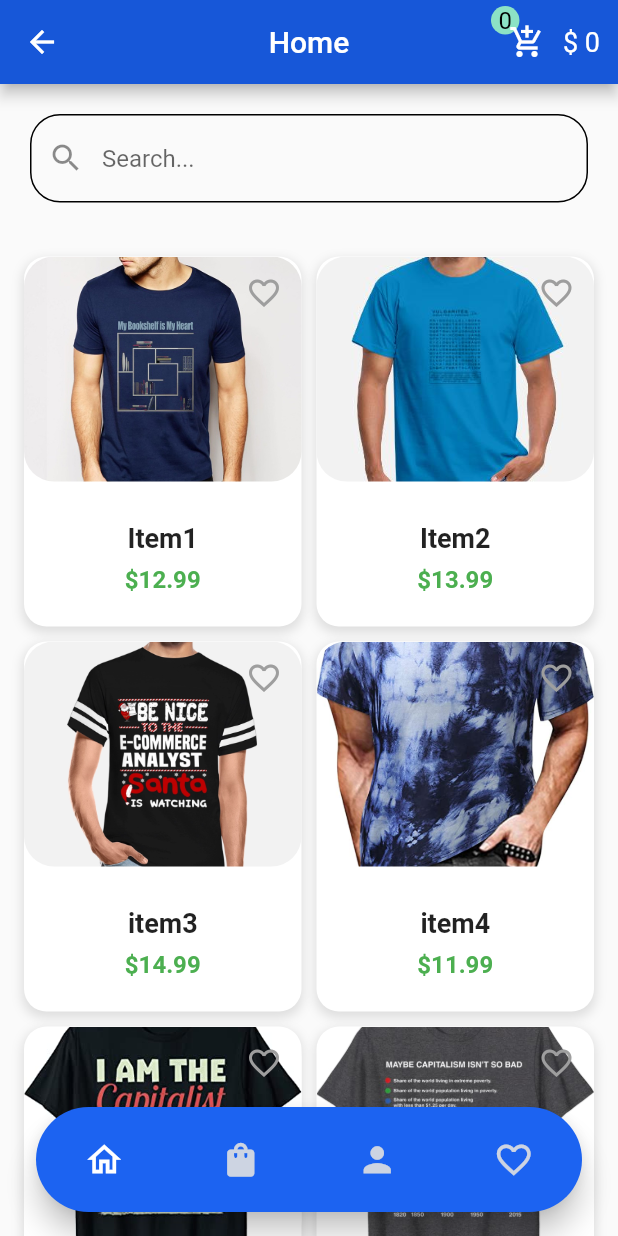
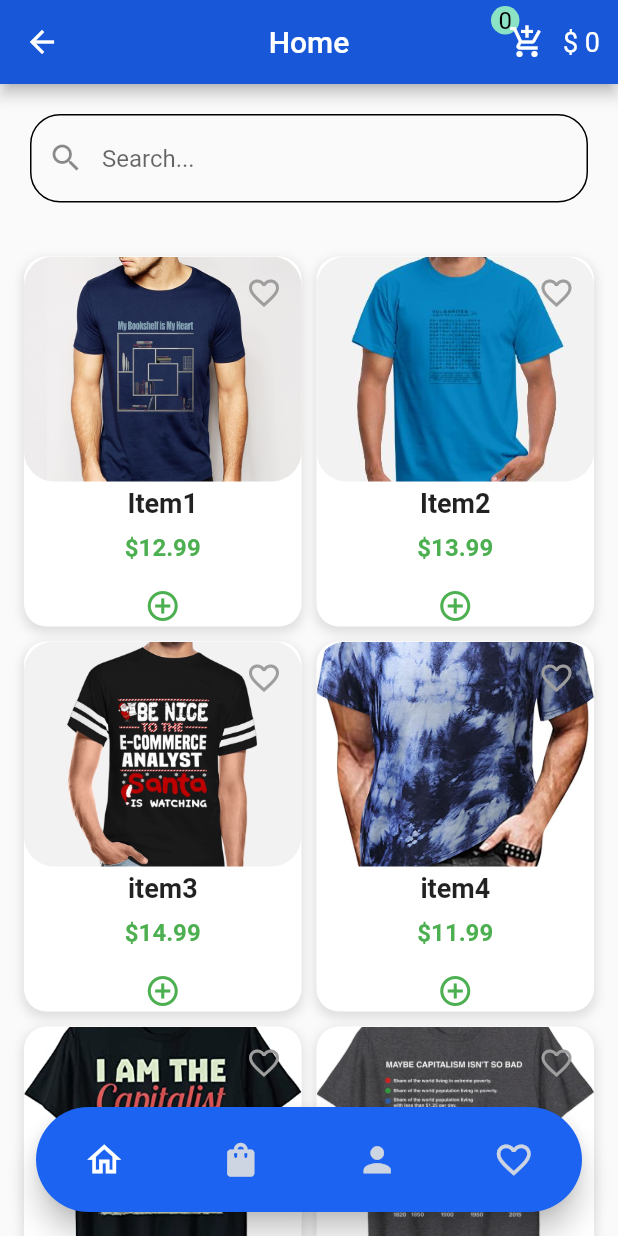
Before and after one commit to hassan2315/E-commerce-App, a Flutter app: the Home screen opened directly, on a phone screen of 412 x 824 dp. Run offline on Flutter 3.47's test engine with Material 2 defaults, Android fonts, the phone set to English and light mode, and no system bars; drawn by our look-alikes of custom_navigation_bar; our stand-ins replace cloud_firestore, firebase_auth, firebase_core, flutter_svg, google_sign_in, lottie; accounts and stored records are empty.

Commit message:
first commit

```diff
--- a/e_commerce/lib/pages/home.dart
+++ b/e_commerce/lib/pages/home.dart
@@ -175,8 +175,7 @@ class _HomeState extends State<Home> {
                             ),
                           ),
                           Positioned(
-                            top: 177,
-                            bottom: 0,
+                            bottom: -10,
                             left: 0,
                             right: 0,
                             child: Column(
@@ -195,7 +194,7 @@ class _HomeState extends State<Home> {
                                     ),
                                   ),
                                 ),
-                                const SizedBox(height: 8),
+                                const SizedBox(height: 10),
                                 Padding(
                                   padding:
                                       const EdgeInsets.symmetric(horizontal: 8),
@@ -210,9 +209,22 @@ class _HomeState extends State<Home> {
                                     ),
                                   ),
                                 ),
-                                const SizedBox(height: 8),
-                                const Padding(
-                                  padding: EdgeInsets.symmetric(horizontal: 8),
+                                const SizedBox(height: 5),
+                                Padding(
+                                  padding:
+                                      const EdgeInsets.symmetric(horizontal: 8),
+                                  child: Align(
+                                    alignment: Alignment.center,
+                                    child: IconButton(
+                                      onPressed: () {
+                                        Carttt.add(_searchedItems[index]);
+                                      },
+                                      icon: const Icon(
+                                        Icons.add_circle_outline,
+                                        color: Colors.green,
+                                      ),
+                                    ),
+                                  ),
                                 ),
                               ],
                             ),
```
